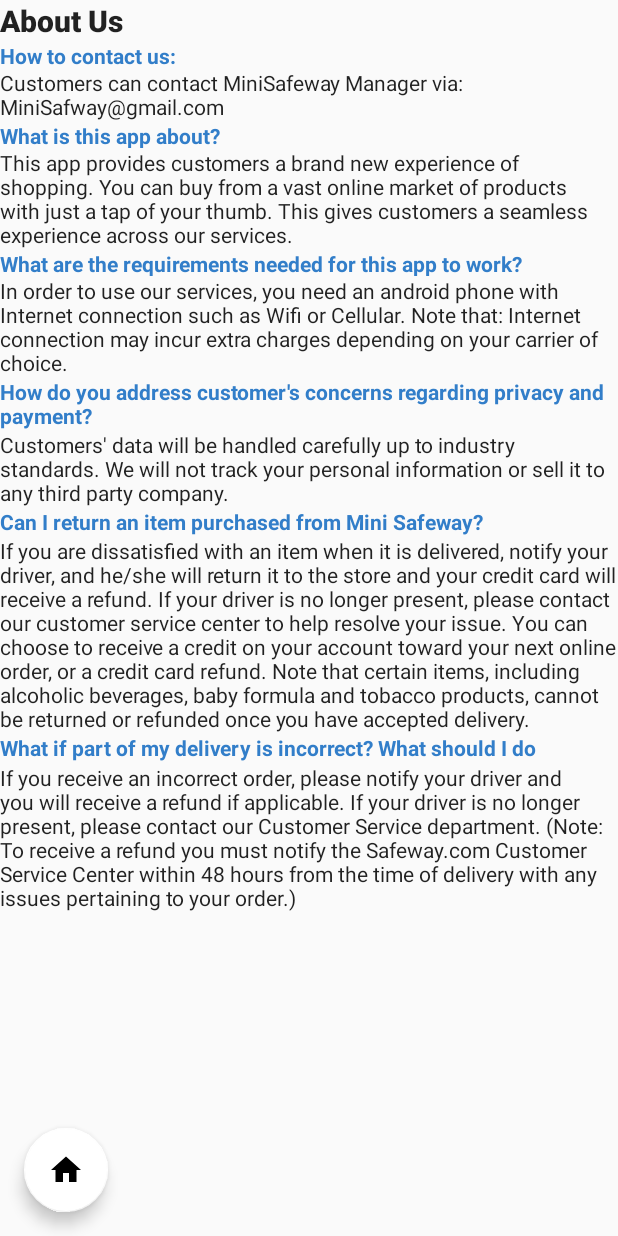
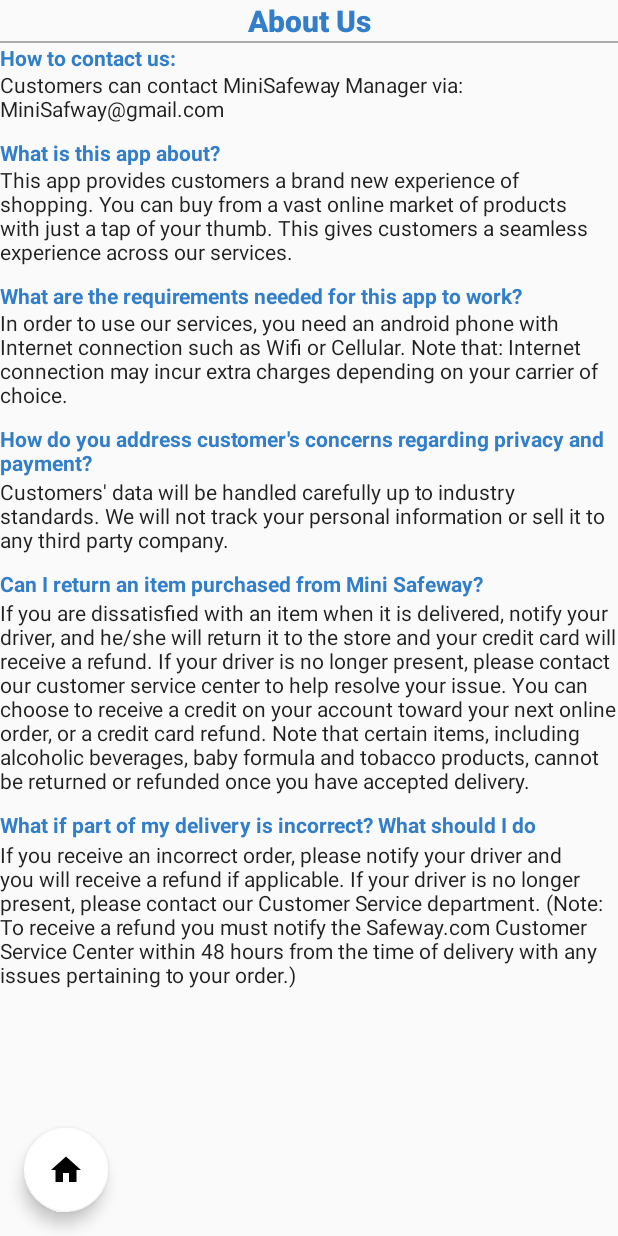
Before and after one commit to MrJc010/CS133_MiniSafeWay, an Android app: the Aboutus screen opened directly, with no data from a screen before it, on a phone screen of 412 x 824 dp. Run offline under Robolectric (Android 15) with nearby library versions, the phone set to English and light mode, and no system bars.

Commit message:
I did nothing:))))))))))))))

```diff
--- a/app/src/main/res/layout/activity_aboutus.xml
+++ b/app/src/main/res/layout/activity_aboutus.xml
@@ -15,11 +15,18 @@
             android:id="@+id/textView3"
             android:layout_width="match_parent"
             android:layout_height="wrap_content"
+            android:gravity="center_horizontal"
             android:text="About Us"
             android:textAppearance="@style/TextAppearance.AppCompat.Title"
+            android:textColor="@color/colorPrimary"
             android:textStyle="bold" />"
         android:layout_weight="1"
         android:text="1. How to contact us?" />
+
+        <View
+            android:layout_width="match_parent"
+            android:layout_height="1dp"
+            android:background="@android:color/darker_gray"/>
 
         <TextView
             android:id="@+id/first_question"
@@ -34,6 +41,7 @@
             android:id="@+id/first_answer"
             android:layout_width="match_parent"
             android:layout_height="wrap_content"
+            android:paddingBottom="10dp"
             android:text="Customers can contact MiniSafeway Manager via: MiniSafway@gmail.com"
             android:textAppearance="@style/TextAppearance.AppCompat.Body1" />
 
@@ -50,6 +58,7 @@
             android:id="@+id/answer"
             android:layout_width="match_parent"
             android:layout_height="wrap_content"
+            android:paddingBottom="10dp"
             android:text="This app provides customers a brand new experience of shopping. You can buy from a vast online market of products with just a tap of your thumb. This gives customers a seamless experience across our services."
             android:textAppearance="@style/TextAppearance.AppCompat.Body1" />
 
@@ -66,6 +75,7 @@
             android:id="@+id/second_answer"
             android:layout_width="match_parent"
             android:layout_height="wrap_content"
+            android:paddingBottom="10dp"
             android:text="In order to use our services, you need an android phone with Internet connection such as Wifi or Cellular. Note that: Internet connection may incur extra charges depending on your carrier of choice."
             android:textAppearance="@style/TextAppearance.AppCompat.Body1" />
 
@@ -82,6 +92,7 @@
             android:id="@+id/third_answer"
             android:layout_width="match_parent"
             android:layout_height="wrap_content"
+            android:paddingBottom="10dp"
             android:text="Customers' data will be handled carefully up to industry standards. We will not track your personal information or sell it to any third party company."
             android:textAppearance="@style/TextAppearance.AppCompat.Body1" />
 
@@ -100,6 +111,7 @@
             android:layout_height="wrap_content"
             android:text="If you are dissatisfied with an item when it is delivered, notify your driver, and he/she will return it to the store and your credit card will receive a refund. If your driver is no longer present, please contact our customer service center to help resolve your issue. You can choose to receive a credit on your account toward your next online order, or a credit card refund. Note that certain items, including alcoholic beverages, baby formula and tobacco products, cannot be returned or refunded once you have accepted delivery.
 "
+            android:paddingBottom="10dp"
             android:textAppearance="@style/TextAppearance.AppCompat.Body1" />
 
         <TextView
--- a/app/src/main/res/values/colors.xml
+++ b/app/src/main/res/values/colors.xml
@@ -1,6 +1,6 @@
 <?xml version="1.0" encoding="utf-8"?>
 <resources>
-    <color name="colorPrimary">#327EC9</color>
+    <color name="colorPrimary">#327ec9</color>
     <color name="colorPrimaryDark">#33A2FF </color>
     <color name="colorAccent"> #99D0FF </color>
     <color name="overlayBackGround">#ff7f7f</color>
```
